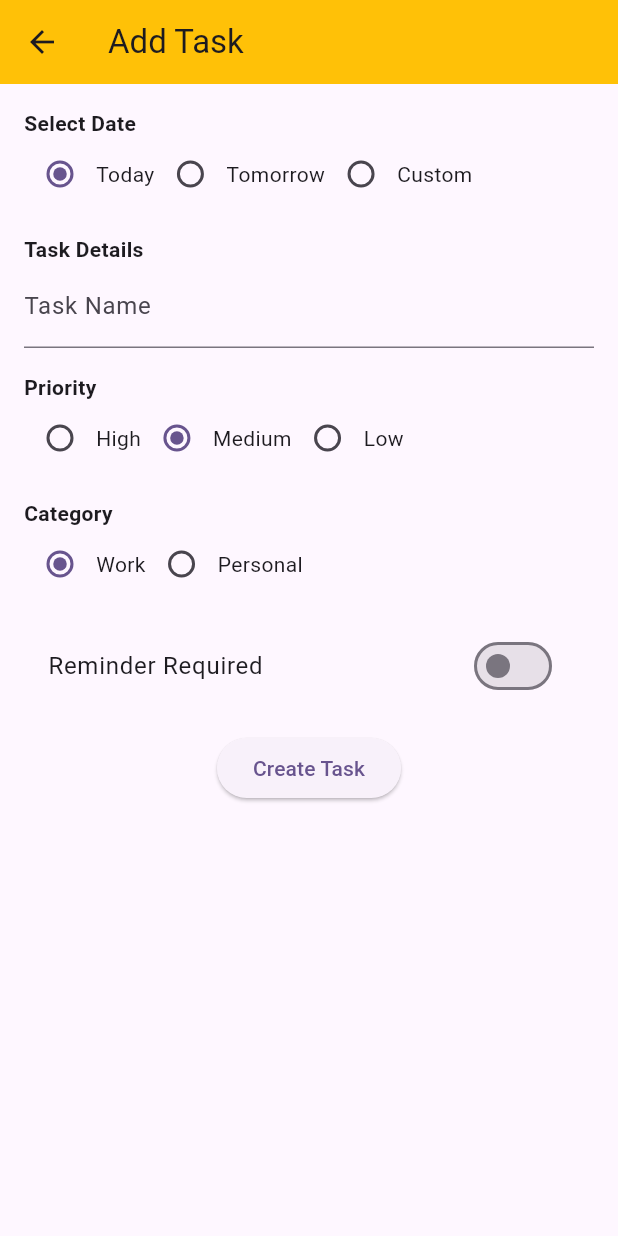
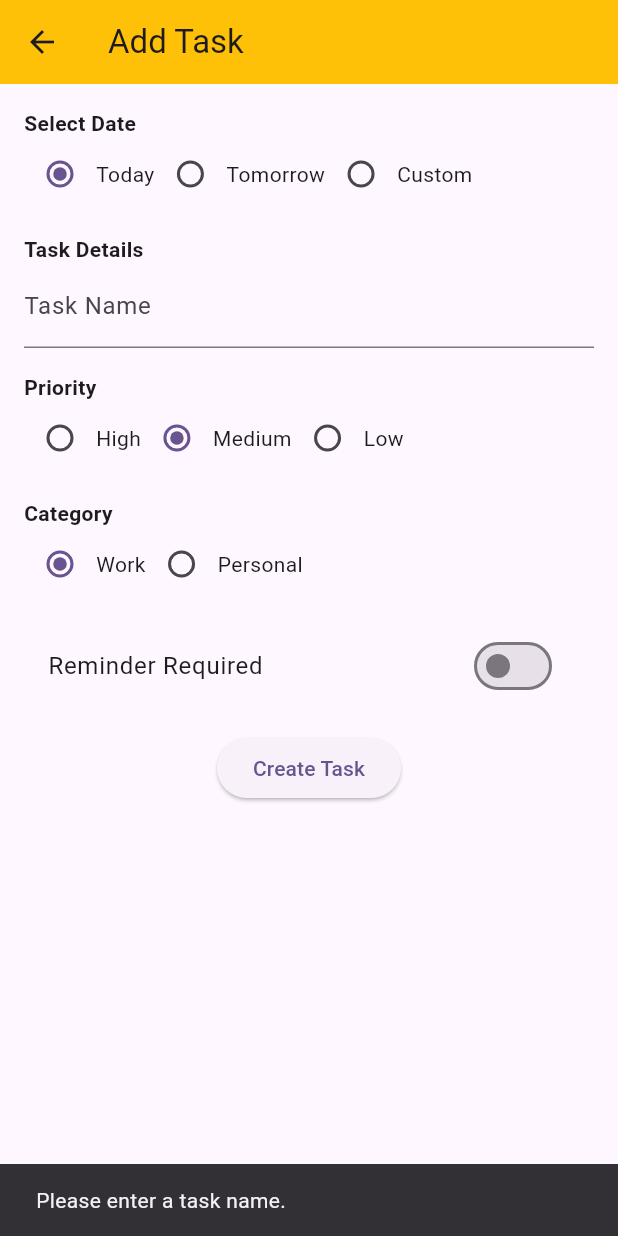
Before and after one commit to aritram1/3DaysPlanner-flutter, a Flutter app: the NewTaskWidget screen opened directly, after a tap on "Create Task", on a phone screen of 412 x 824 dp. Run offline on Flutter 3.47's test engine with Material 3 defaults, Android fonts, the phone set to English and light mode, and no system bars; our stand-ins replace flutter_secure_storage; accounts and stored records are empty; network calls fail.

Commit message:
first changes

```diff
--- a/lib/model/sf_task_model.dart
+++ b/lib/model/sf_task_model.dart
@@ -1,4 +1,5 @@
 import 'package:threedaysplanner/model/app_task_model.dart';
+import 'package:threedaysplanner/util/util.dart';
 
 class SalesforceTaskModel {
   final String? id;
--- a/lib/widget/new_task_widget.dart
+++ b/lib/widget/new_task_widget.dart
@@ -15,28 +15,54 @@ class NewTaskWidget extends StatefulWidget {
 
 class _NewTaskWidgetState extends State<NewTaskWidget> {
   String selectedDateOption = 'Today';
+  // TBC
+  // DateTime customDate = DateTime.now().copyWith(hour: 10, minute: 30);
   DateTime? customDate;
+
   String taskName = '';
   String priority = 'Medium';
   String category = 'Work';
   bool reminderRequired = false;
 
+  String? tentativeCompletionTime;
+
   Future<void> createTask() async {
 
-    String tentativeCompletionTime = '';
+    // Check requred fields are filled in, else early return the function
+    if (taskName.isEmpty) {
+      ScaffoldMessenger.of(context).showSnackBar(const SnackBar(content: Text('Please enter a task name.')));
+      return;
+    }
+    if (selectedDateOption == 'Custom' && customDate == null) {
+      ScaffoldMessenger.of(context).showSnackBar(const SnackBar(content: Text('Please enter a valid date.')));
+      return;
+    }
+
+    //String tentativeCompletionTime = '';
+    const int hour = 10; // Set the hour to 10 AM
+    const int minutes = 30; // Set the minute to 30
+
     if (selectedDateOption == 'Today') {
-      tentativeCompletionTime = DateTime.now().toIso8601String();
+      // tentativeCompletionTime = DateTime.now().copyWith(hour: hour, minute: minute).toIso8601String();
+      tentativeCompletionTime = DateTime.now()
+                                  .add(const Duration(hours: hour, minutes: minutes))
+                                  .toIso8601String();
     }
     else if (selectedDateOption == 'Tomorrow') {
-      tentativeCompletionTime = DateTime.now().add(const Duration(days: 1)).toIso8601String();
+      tentativeCompletionTime = DateTime.now()
+                    .add(const Duration(days: 1, hours: hour, minutes: minutes))
+                    .toIso8601String();
     }
     else {
-      tentativeCompletionTime = customDate?.toIso8601String() ?? '';
+      tentativeCompletionTime = customDate!
+                    // .copyWith(hour: hour, minute: minutes)
+                    .add(const Duration(hours: hour, minutes: minutes))
+                    .toIso8601String();
     }
 
     Map<String, dynamic> taskMap = {
       'Name': taskName,
-      'Tentative_Completion_Time__c': Util.convertISTToGMT(tentativeCompletionTime), // Convert IST to GMT
+      'Tentative_Completion_Time__c': Util.convertISTToGMT(tentativeCompletionTime!), // Convert IST to GMT
       'Priority__c': priority,
       'Category__c': category,
       'Reminder_Required__c': reminderRequired,
```
